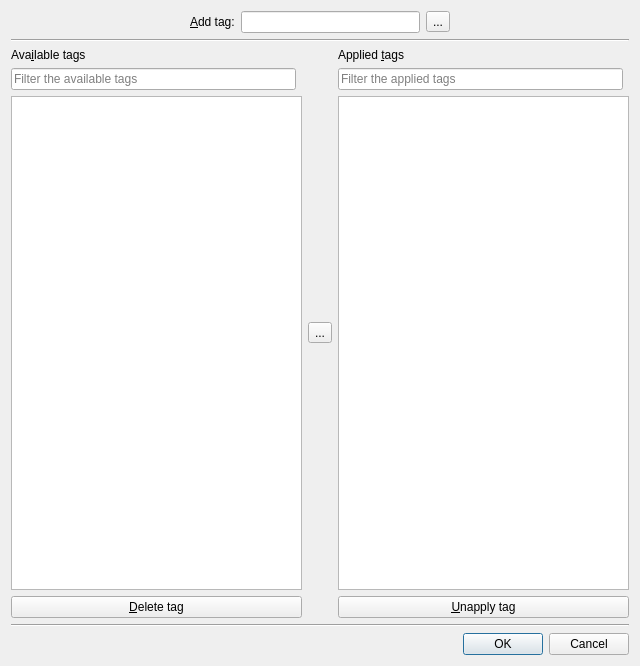
First picture: the form in src/calibre/gui2/dialogs/tag_editor.ui, repository debian-calibre/calibre, before the edit.
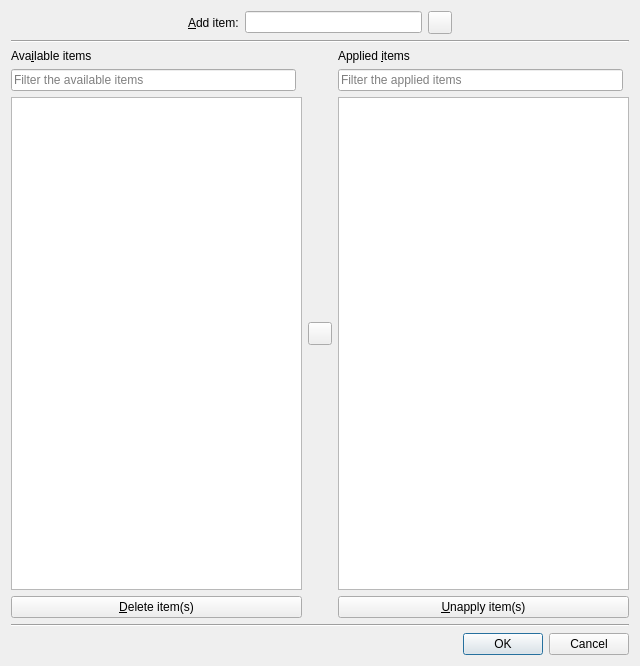
Second picture: the form after the edit. Icons and pictures are not drawn. Custom widgets are drawn as their Qt base class.

```diff
--- a/src/calibre/gui2/dialogs/tag_editor.ui
+++ b/src/calibre/gui2/dialogs/tag_editor.ui
@@ -38,7 +38,7 @@
      <item>
       <widget class="QLabel" name="label_3">
        <property name="text">
-        <string>&amp;Add tag:</string>
+        <string>&amp;Add item:</string>
        </property>
        <property name="buddy">
         <cstring>add_tag_input</cstring>
@@ -55,10 +55,7 @@
      <item>
       <widget class="QToolButton" name="add_tag_button">
        <property name="toolTip">
-        <string>Add tag to available tags and apply it to current book</string>
-       </property>
-       <property name="text">
-        <string>...</string>
+        <string>Apply item(s) to the current book</string>
        </property>
        <property name="icon">
         <iconset resource="../../../../resources/images.qrc">
@@ -95,7 +92,7 @@
        <item row="1" column="0">
         <widget class="QLineEdit" name="available_filter_input">
          <property name="placeholderText">
-          <string>Filter the available tags</string>
+          <string>Filter the available items</string>
          </property>
          <property name="clearButtonEnabled">
           <bool>true</bool>
@@ -121,7 +118,7 @@
           <string>Delete tag from database. This will unapply the tag from all books and then remove it from the database.</string>
          </property>
          <property name="text">
-          <string>&amp;Delete tag</string>
+          <string>&amp;Delete item(s)</string>
          </property>
          <property name="icon">
           <iconset resource="../../../../resources/images.qrc">
@@ -132,7 +129,7 @@
        <item row="0" column="0" colspan="2">
         <widget class="QLabel" name="label">
          <property name="text">
-          <string>Ava&amp;ilable tags</string>
+          <string>Ava&amp;ilable items</string>
          </property>
          <property name="buddy">
           <cstring>available_tags</cstring>
@@ -144,10 +141,7 @@
      <item>
       <widget class="QToolButton" name="apply_button">
        <property name="toolTip">
-        <string>Apply tag to current book</string>
-       </property>
-       <property name="text">
-        <string>...</string>
+        <string>Apply item to current book</string>
        </property>
        <property name="icon">
         <iconset resource="../../../../resources/images.qrc">
@@ -160,7 +154,7 @@
        <item row="1" column="0">
         <widget class="QLineEdit" name="applied_filter_input">
          <property name="placeholderText">
-          <string>Filter the applied tags</string>
+          <string>Filter the applied items</string>
          </property>
          <property name="clearButtonEnabled">
           <bool>true</bool>
@@ -183,7 +177,7 @@
        <item row="0" column="0" colspan="2">
         <widget class="QLabel" name="label_2">
          <property name="text">
-          <string>Applied &amp;tags</string>
+          <string>Applied &amp;items</string>
          </property>
          <property name="buddy">
           <cstring>applied_tags</cstring>
@@ -196,7 +190,7 @@
           <string>Unapply (remove) tag from current book</string>
          </property>
          <property name="text">
-          <string>&amp;Unapply tag</string>
+          <string>&amp;Unapply item(s)</string>
          </property>
          <property name="icon">
           <iconset resource="../../../../resources/images.qrc">
```
Left out of the diff: 12 changed lines with no effect on the pictures.
